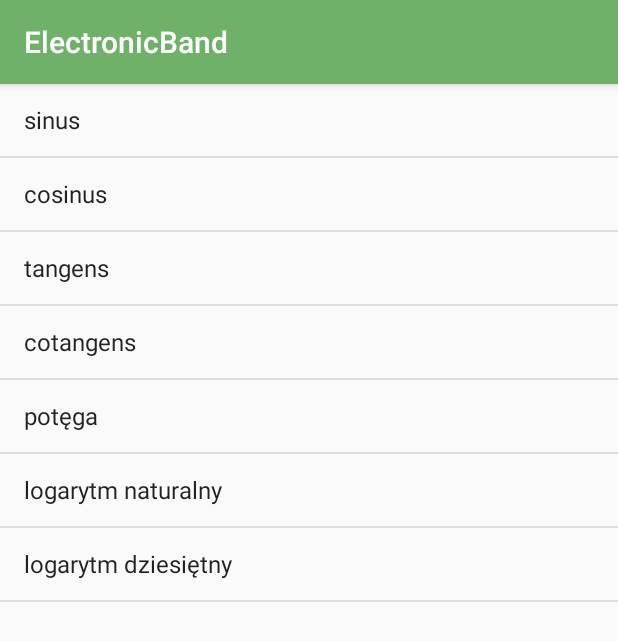
After one commit to suchecki300/ElectronicBand, an Android app: the More_Activity screen opened directly, with no data from a screen before it, on a phone screen of 412 x 824 dp. The commit adds this screen. Shown: the top 641 px of the screen. Run offline under Robolectric (Android 15) with nearby library versions, the phone set to English and light mode, and no system bars.

Commit message:
Dodanie rzeczy zrobionych poprzednio, kolorki, kalkulator, more_Activity, i dodanie listy i MORE

```diff
--- /dev/null
+++ b/app/src/main/java/pl/wat/wel/projekt/pumo/electronicband/More_Activity.java
@@ -0,0 +1,41 @@
+package pl.wat.wel.projekt.pumo.electronicband;
+
+import android.content.res.Resources;
+import android.support.v7.app.AppCompatActivity;
+import android.os.Bundle;
+import android.view.View;
+import android.widget.AdapterView;
+import android.widget.ArrayAdapter;
+import android.widget.ListView;
+import android.widget.Toast;
+
+public class More_Activity extends AppCompatActivity {
+
+    //Deklaracja zmiennych
+    ListView list;
+    String[] moree;
+//////////////////////////////////////////
+
+    @Override
+    protected void onCreate(Bundle savedInstanceState) {
+        super.onCreate(savedInstanceState);
+        setContentView(R.layout.activity_more_);
+
+        Resources resources = getResources();
+
+        moree = resources.getStringArray(R.array.more_array);
+
+        list= (ListView) findViewById(R.id.listView1);
+        list.setAdapter(new ArrayAdapter<String>(this, android.R.layout.simple_list_item_1, moree));
+
+        //Click on item :)
+
+        list.setOnItemClickListener(new AdapterView.OnItemClickListener() {
+            @Override
+            public void onItemClick(AdapterView<?> parent, View view, int position, long id) {
+                Toast.makeText(getApplicationContext(), moree[position], Toast.LENGTH_SHORT).show();
+            }
+        });
+
+    }
+}
--- a/app/src/main/res/layout/activity_kalkulatory.xml
+++ b/app/src/main/res/layout/activity_kalkulatory.xml
@@ -24,7 +24,7 @@
             android:id="@+id/bramki_k"
             android:layout_width="match_parent"
             android:layout_height="wrap_content"
-            android:text="@string/bramki_logiczne"
+            android:text="@string/logic_bram"
             android:drawableStart="@mipmap/ic_launcher_round"
             android:textAlignment="textStart"
             android:background="@drawable/button_kalkulatorki"
--- a/app/src/main/res/layout/activity_main.xml
+++ b/app/src/main/res/layout/activity_main.xml
@@ -15,7 +15,7 @@
             android:id="@+id/button"
             android:layout_width="match_parent"
             android:layout_height="wrap_content"
-            android:text="@string/s_owniczek"
+            android:text="@string/dictionaryy"
             android:drawableStart="@mipmap/ic_launcher"
             android:textAlignment="textStart"
             android:background="@drawable/button_main_activity"
--- /dev/null
+++ b/app/src/main/res/layout/activity_more_.xml
@@ -0,0 +1,21 @@
+<?xml version="1.0" encoding="utf-8"?>
+<LinearLayout xmlns:android="http://schemas.android.com/apk/res/android"
+
+    xmlns:tools="http://schemas.android.com/tools"
+    android:layout_width="match_parent"
+    android:layout_height="match_parent"
+    tools:context="pl.wat.wel.projekt.pumo.electronicband.More_Activity"
+    android:orientation="horizontal">
+
+
+    <ListView
+        android:layout_width="match_parent"
+        android:layout_height="match_parent"
+        android:id="@+id/listView1"
+        android:layout_alignParentTop="true"
+        android:layout_centerHorizontal="true">
+    </ListView>
+
+
+
+</LinearLayout>
--- a/app/src/main/res/values/strings.xml
+++ b/app/src/main/res/values/strings.xml
@@ -3,7 +3,7 @@
     <string name="theory">Teoria</string>
     <string name="calculators">Kalkulatory</string>
     <string name="descriptions">Opisy</string>
-    <string name="bramki_logiczne">Bramki logiczne</string>
+    <string name="logic_bram">Bramki logiczne</string>
     <string name="prosty">Prosty</string>
     <string name="asin">asin</string>
     <string name="acos">acos</string>
@@ -33,5 +33,17 @@
     <string name="dziele">/</string>
     <string name="ce">CE</string>
     <string name="kalk">Kalkulatory</string>
-    <string name="s_owniczek">Słowniczek</string>
+    <string name="dictionaryy">Słowniczek</string>
+    <color name="buttons_color_calc">#8f9491</color>
+
+    <string-array name="more_array">
+        <item>sinus</item>
+        <item>cosinus</item>
+        <item>tangens</item>
+        <item>cotangens</item>
+        <item>potęga</item>
+        <item>logarytm naturalny</item>
+        <item>logarytm dziesiętny</item>
+
+    </string-array>
 </resources>
```
Also changed, not shown: app/src/main/AndroidManifest.xml (+13 -8 lines), app/src/main/java/pl/wat/wel/projekt/pumo/electronicband/Prosty_Kalkulator.java (+6 -25 lines), app/src/main/res/layout/activity_prosty__kalkulator.xml (+33 -126 lines), app/src/main/res/layout/row.xml (added, +13 -0 lines), 2 other files.
